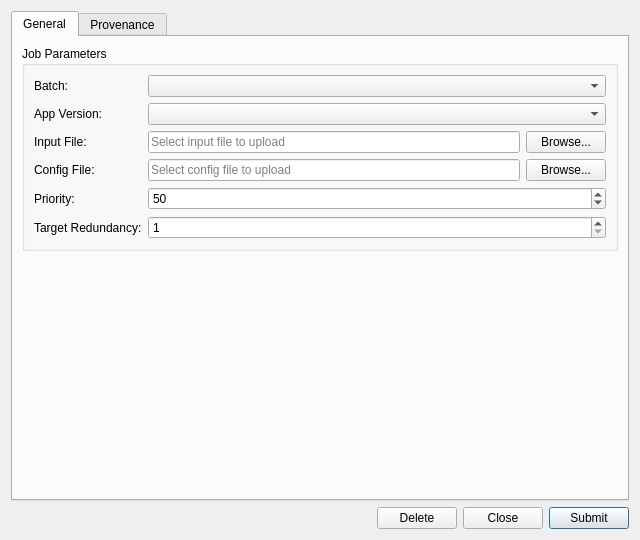
Above: projects/ores.qt/compute/ui/WorkunitDetailDialog.ui from OreStudio/OreStudio before the change. Below: the same form after it.
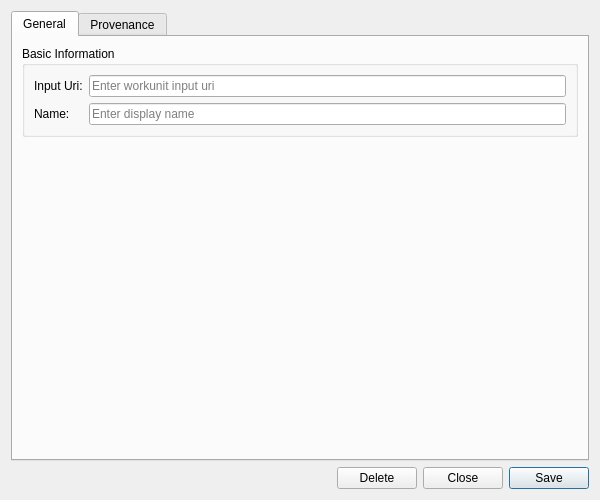
That is the form after the change. Custom widgets are drawn as their Qt base class.

```diff
--- a/projects/ores.qt/compute/ui/WorkunitDetailDialog.ui
+++ b/projects/ores.qt/compute/ui/WorkunitDetailDialog.ui
@@ -6,14 +6,20 @@
    <rect>
     <x>0</x>
     <y>0</y>
-    <width>640</width>
-    <height>540</height>
+    <width>600</width>
+    <height>500</height>
    </rect>
   </property>
+  <property name="sizePolicy">
+   <sizepolicy hsizetype="Preferred" vsizetype="Preferred">
+    <horstretch>0</horstretch>
+    <verstretch>0</verstretch>
+   </sizepolicy>
+  </property>
   <property name="minimumSize">
    <size>
-    <width>640</width>
-    <height>540</height>
+    <width>600</width>
+    <height>500</height>
    </size>
   </property>
   <property name="windowTitle">
@@ -28,92 +34,39 @@
       <layout class="QVBoxLayout" name="generalLayout">
        <item>
         <widget class="QGroupBox" name="basicInfoGroup">
-         <property name="title"><string>Job Parameters</string></property>
+         <property name="title">
+          <string>Basic Information</string>
+         </property>
          <layout class="QFormLayout" name="formLayout">
           <item row="0" column="0">
-           <widget class="QLabel" name="labelBatchId">
-            <property name="text"><string>Batch:</string></property>
+           <widget class="QLabel" name="labelInputUri">
+            <property name="text">
+             <string>Input Uri:</string>
+            </property>
            </widget>
           </item>
           <item row="0" column="1">
-           <widget class="QComboBox" name="batchCombo">
-            <property name="toolTip"><string>Batch this workunit belongs to</string></property>
+           <widget class="QLineEdit" name="codeEdit">
+            <property name="placeholderText">
+             <string>Enter workunit input uri</string>
+            </property>
+            <property name="readOnly">
+             <bool>true</bool>
+            </property>
            </widget>
           </item>
           <item row="1" column="0">
-           <widget class="QLabel" name="labelAppVersionId">
-            <property name="text"><string>App Version:</string></property>
+           <widget class="QLabel" name="labelName">
+            <property name="text">
+             <string>Name:</string>
+            </property>
            </widget>
           </item>
           <item row="1" column="1">
-           <widget class="QComboBox" name="appVersionCombo">
-            <property name="toolTip"><string>App version to execute this workunit</string></property>
-           </widget>
-          </item>
-          <item row="2" column="0">
-           <widget class="QLabel" name="labelInputFile">
-            <property name="text"><string>Input File:</string></property>
-           </widget>
-          </item>
-          <item row="2" column="1">
-           <layout class="QHBoxLayout" name="inputFileLayout">
-            <item>
-             <widget class="QLineEdit" name="inputFilePathEdit">
-              <property name="readOnly"><bool>true</bool></property>
-              <property name="placeholderText"><string>Select input file to upload</string></property>
-             </widget>
-            </item>
-            <item>
-             <widget class="QPushButton" name="browseInputButton">
-              <property name="text"><string>Browse...</string></property>
-              <property name="maximumWidth"><number>80</number></property>
-             </widget>
-            </item>
-           </layout>
-          </item>
-          <item row="3" column="0">
-           <widget class="QLabel" name="labelConfigFile">
-            <property name="text"><string>Config File:</string></property>
-           </widget>
-          </item>
-          <item row="3" column="1">
-           <layout class="QHBoxLayout" name="configFileLayout">
-            <item>
-             <widget class="QLineEdit" name="configFilePathEdit">
-              <property name="readOnly"><bool>true</bool></property>
-              <property name="placeholderText"><string>Select config file to upload</string></property>
-             </widget>
-            </item>
-            <item>
-             <widget class="QPushButton" name="browseConfigButton">
-              <property name="text"><string>Browse...</string></property>
-              <property name="maximumWidth"><number>80</number></property>
-             </widget>
-            </item>
-           </layout>
-          </item>
-          <item row="4" column="0">
-           <widget class="QLabel" name="labelPriority">
-            <property name="text"><string>Priority:</string></property>
-           </widget>
-          </item>
-          <item row="4" column="1">
-           <widget class="QSpinBox" name="prioritySpinBox">
-            <property name="minimum"><number>1</number></property>
-            <property name="maximum"><number>100</number></property>
-            <property name="value"><number>50</number></property>
-           </widget>
-          </item>
-          <item row="5" column="0">
-           <widget class="QLabel" name="labelRedundancy">
-            <property name="text"><string>Target Redundancy:</string></property>
-           </widget>
-          </item>
-          <item row="5" column="1">
-           <widget class="QSpinBox" name="redundancySpinBox">
-            <property name="minimum"><number>1</number></property>
-            <property name="maximum"><number>10</number></property>
-            <property name="value"><number>1</number></property>
+           <widget class="QLineEdit" name="nameEdit">
+            <property name="placeholderText">
+             <string>Enter display name</string>
+            </property>
            </widget>
           </item>
          </layout>
@@ -123,7 +76,10 @@
         <spacer name="verticalSpacer">
          <property name="orientation"><enum>Qt::Vertical</enum></property>
          <property name="sizeHint" stdset="0">
-          <size><width>20</width><height>20</height></size>
+          <size>
+           <width>20</width>
+           <height>40</height>
+          </size>
          </property>
         </spacer>
        </item>
@@ -161,8 +117,12 @@
      </item>
      <item>
       <widget class="QPushButton" name="saveButton">
-       <property name="text"><string>Submit</string></property>
-       <property name="default"><bool>true</bool></property>
+       <property name="text">
+        <string>Save</string>
+       </property>
+       <property name="default">
+        <bool>true</bool>
+       </property>
       </widget>
      </item>
     </layout>
```
Left out of the diff: 23 changed lines with no effect on the pictures.
